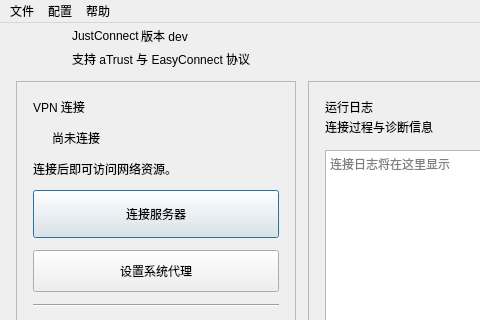
The window that presentation/main/mainwindow.ui (wtalioy/JustConnect) describes before a commit, drawn with Qt 5; both pictures show x 0 to 480 and y 0 to 320 of the 822 by 583 pixel window.
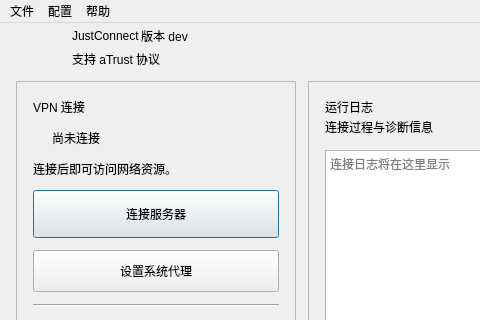
The same window after the commit. Icons and pictures are not drawn.

Patch:
```diff
--- a/presentation/main/mainwindow.ui
+++ b/presentation/main/mainwindow.ui
@@ -105,7 +105,7 @@
         <item>
          <widget class="QLabel" name="applicationSubtitleLabel">
           <property name="text">
-           <string>支持 aTrust 与 EasyConnect 协议</string>
+           <string>支持 aTrust 协议</string>
           </property>
          </widget>
         </item>
```
Left out of the diff: 18 changed lines with no effect on the pictures.
